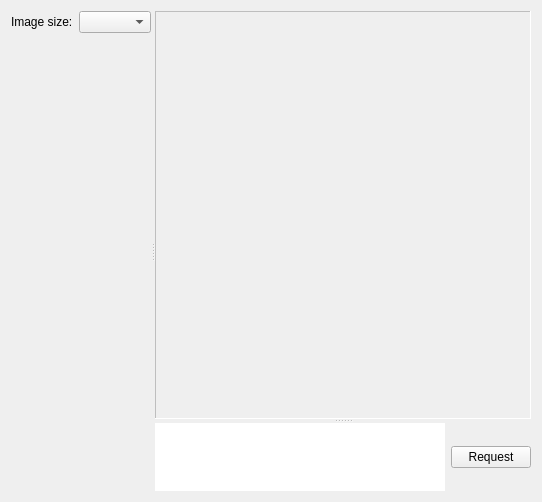
Above: PageImagePage.ui from asianirish/AI-Ronaut before the change. Below: the same form after it.
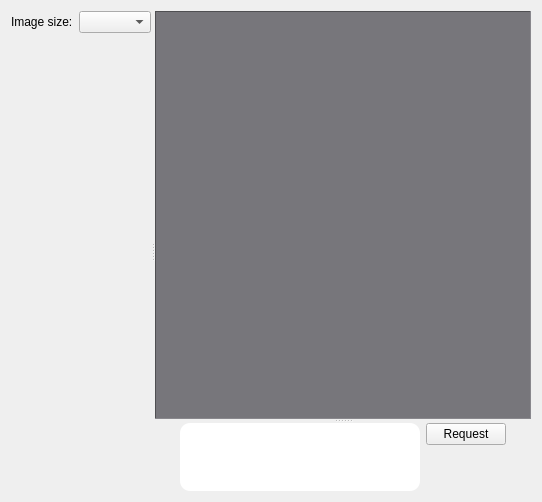
That is the form after the change.

```diff
--- a/PageImagePage.ui
+++ b/PageImagePage.ui
@@ -71,7 +71,7 @@
           <property name="sizePolicy">
            <sizepolicy hsizetype="Preferred" vsizetype="Preferred">
             <horstretch>0</horstretch>
-            <verstretch>8</verstretch>
+            <verstretch>6</verstretch>
            </sizepolicy>
           </property>
           <property name="minimumSize">
@@ -83,6 +83,9 @@
           <property name="contextMenuPolicy">
            <enum>Qt::ActionsContextMenu</enum>
           </property>
+          <property name="styleSheet">
+           <string notr="true">background-color: rgb(119, 118, 123);</string>
+          </property>
           <property name="frameShape">
            <enum>QFrame::Panel</enum>
           </property>
@@ -107,20 +110,60 @@
            <property name="leftMargin">
             <number>0</number>
            </property>
+           <item row="0" column="3">
+            <spacer name="horizontalSpacer_2">
+             <property name="orientation">
+              <enum>Qt::Horizontal</enum>
+             </property>
+             <property name="sizeHint" stdset="0">
+              <size>
+               <width>40</width>
+               <height>20</height>
+              </size>
+             </property>
+            </spacer>
+           </item>
            <item row="0" column="0">
-            <widget class="QTextEdit" name="requestEdit">
-             <property name="styleSheet">
-              <string notr="true">border-radius: 10px;</string>
+            <spacer name="horizontalSpacer">
+             <property name="orientation">
+              <enum>Qt::Horizontal</enum>
              </property>
-            </widget>
+             <property name="sizeHint" stdset="0">
+              <size>
+               <width>40</width>
+               <height>20</height>
+              </size>
+             </property>
+            </spacer>
            </item>
-           <item row="0" column="1">
+           <item row="0" column="2">
             <widget class="QPushButton" name="requestButton">
              <property name="text">
               <string>Request</string>
              </property>
             </widget>
            </item>
+           <item row="1" column="2">
+            <spacer name="verticalSpacer">
+             <property name="orientation">
+              <enum>Qt::Vertical</enum>
+             </property>
+             <property name="sizeHint" stdset="0">
+              <size>
+               <width>20</width>
+               <height>40</height>
+              </size>
+             </property>
+            </spacer>
+           </item>
+           <item row="0" column="1" rowspan="2">
+            <widget class="QTextEdit" name="requestEdit">
+             <property name="styleSheet">
+              <string notr="true">border-radius: 10px; 
+background-color: rgb(255, 255, 255);</string>
+             </property>
+            </widget>
+           </item>
           </layout>
          </widget>
         </widget>
```
